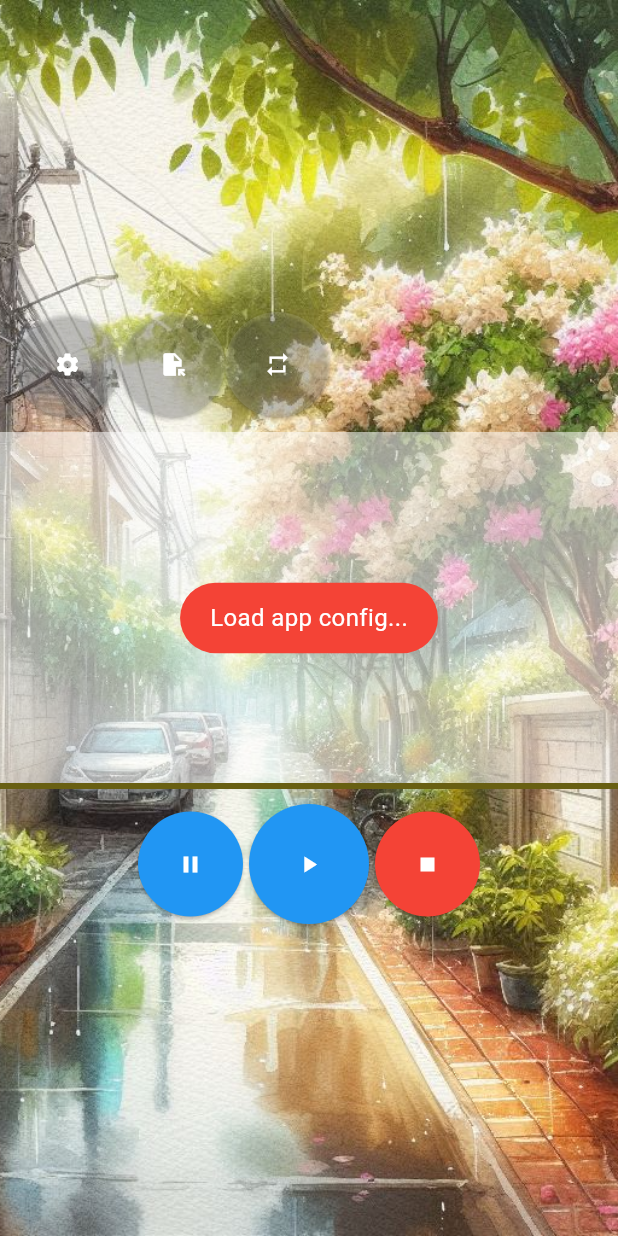
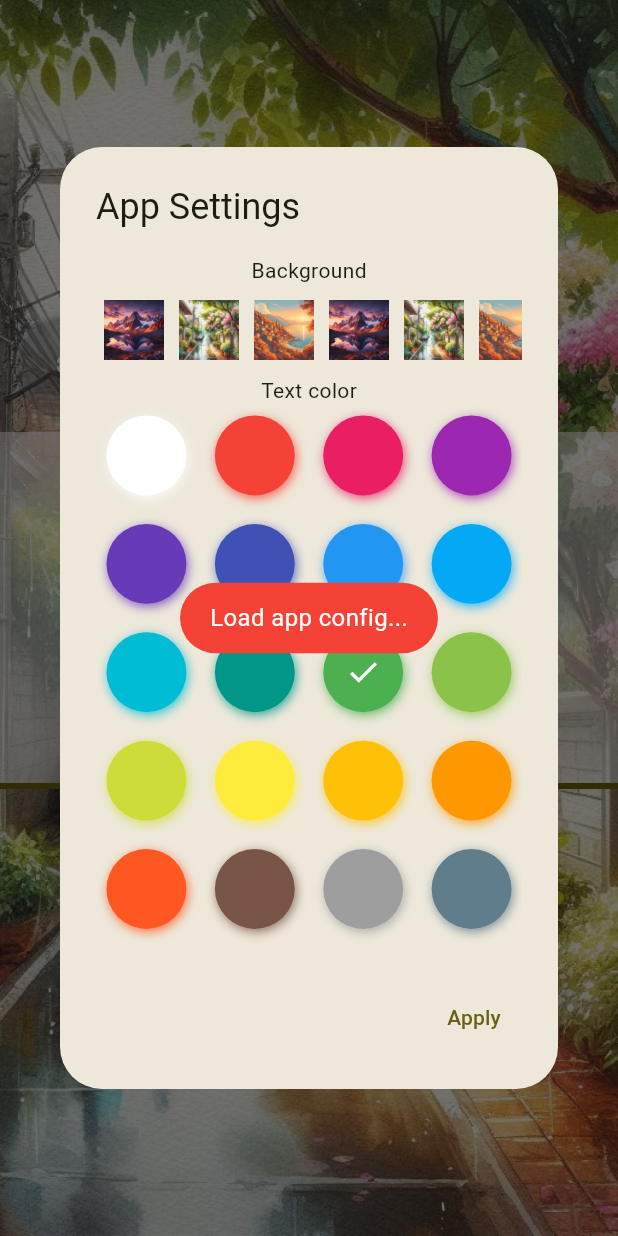
Before and after one commit to tranthehuy/flutter-music-player, a Flutter app: the screen it shows after launch, after a tap on the "settings" icon, on a phone screen of 412 x 824 dp. Run offline on Flutter 3.47's test engine with Material 3 defaults, Android fonts, the phone set to English and light mode, and no system bars; drawn by our look-alikes of flutter_colorpicker; our stand-ins replace audioplayers, file_picker, fluttertoast.

Commit message:
Add settings dialog

```diff
--- /dev/null
+++ b/lib/components/settings.dart
@@ -0,0 +1,86 @@
+import 'package:flutter/material.dart';
+import 'package:flutter_colorpicker/flutter_colorpicker.dart';
+
+class SettingsDialog {
+  late BuildContext context;
+  SettingsDialog(this.context);
+
+  void changeColor(Color color) {
+    print(color);
+  }
+
+  Future<void> show() async {
+    return showDialog<void>(
+      context: context,
+      barrierDismissible: false, // user must tap button!
+      builder: (BuildContext context) {
+        return AlertDialog(
+          title: const Text('App Settings'),
+          content: Column(
+            mainAxisSize: MainAxisSize.min,
+            children: [
+              Text('Background'),
+              Container(
+                  margin: EdgeInsets.symmetric(vertical: 5.0),
+                  height: 50.0,
+                  child: SizedBox(
+                      width: double.maxFinite,
+                      child: ListView.builder(
+                        scrollDirection: Axis.horizontal,
+                        itemCount: 10,
+                        itemBuilder: (_, i) {
+                          return GestureDetector(
+                              onTap: () => {print('choose ' + i.toString())},
+                              child: Container(
+                                  margin: EdgeInsets.all(5),
+                                  child: Image(
+                                      image: AssetImage('assets/bg' +
+                                          (i % 3 + 1).toString() +
+                                          '.jpg')))
+                          );
+                        },
+                      ))),
+              Text('Text color'),
+              SingleChildScrollView(
+                  child: BlockPicker(
+                pickerColor: Colors.green,
+                onColorChanged: changeColor,
+                availableColors: [
+                  Colors.white,
+                  Colors.red,
+                  Colors.pink,
+                  Colors.purple,
+                  Colors.deepPurple,
+                  Colors.indigo,
+                  Colors.blue,
+                  Colors.lightBlue,
+                  Colors.cyan,
+                  Colors.teal,
+                  Colors.green,
+                  Colors.lightGreen,
+                  Colors.lime,
+                  Colors.yellow,
+                  Colors.amber,
+                  Colors.orange,
+                  Colors.deepOrange,
+                  Colors.brown,
+                  Colors.grey,
+                  Colors.blueGrey,
+                  Colors.black,
+                ],
+              )),
+            ],
+          ),
+          actions: <Widget>[
+            TextButton(
+              child: const Text('Apply'),
+              onPressed: () {
+                Navigator.of(context).pop();
+              },
+            ),
+          ],
+        );
+      },
+    );
+  }
+}
--- a/lib/pages/player.dart
+++ b/lib/pages/player.dart
@@ -1,6 +1,7 @@
 import 'package:audioplayers/audioplayers.dart';
 import 'package:file_picker/file_picker.dart';
 import 'package:flutter/material.dart';
+import 'package:play_music/components/settings.dart';
 import 'package:play_music/utils/configs.dart';
 
 import 'package:fluttertoast/fluttertoast.dart';
@@ -27,22 +28,7 @@ class _PlayerState extends State<Player> {
   void initState() {
     super.initState();
     loadSettings();
-    audioPlayer = AudioPlayer();
-    audioPlayer!.onPlayerStateChanged.listen((PlayerState s) => {
-          setState(() {
-            mode = s;
-          })
-        });
-    audioPlayer!.onDurationChanged.listen((Duration d) => {
-          setState(() {
-            length = d.inSeconds;
-          })
-        });
-    audioPlayer!.onPositionChanged.listen((Duration p) => {
-          setState(() {
-            current = p.inSeconds;
-          })
-        });
+    setAudioHandlers();
   }
 
   Future<void> playAudio(String filePath) async {
@@ -55,6 +41,25 @@ class _PlayerState extends State<Player> {
     } else {
       audioPlayer!.setReleaseMode(ReleaseMode.release);
     }
+  }
+
+  void setAudioHandlers() {
+    audioPlayer = AudioPlayer();
+    audioPlayer!.onPlayerStateChanged.listen((PlayerState s) => {
+      setState(() {
+        mode = s;
+      })
+    });
+    audioPlayer!.onDurationChanged.listen((Duration d) => {
+      setState(() {
+        length = d.inSeconds;
+      })
+    });
+    audioPlayer!.onPositionChanged.listen((Duration p) => {
+      setState(() {
+        current = p.inSeconds;
+      })
+    });
   }
 
   void loadSettings() async {
@@ -79,8 +84,8 @@ class _PlayerState extends State<Player> {
     });
   }
 
-  Future<void> saveSettings(String newFilePath, bool repeat) async {
-    final c = Config(newFilePath, repeat);
+  Future<void> saveSettings() async {
+    final c = Config(filePath ?? '', repeat);
     await Config.saveConfig(c);
   }
 
@@ -88,15 +93,13 @@ class _PlayerState extends State<Player> {
     final selected = await FileHandler.chooseFile();
     if (selected == null) return;
 
-    String newFilePath = selected!.path ?? '';
-
-    await saveSettings(newFilePath, repeat);
-
     setState(() {
       file = selected!;
       final str = selected!.path ?? '';
       filePath = str;
       fileName = str.split('/').last;
+
+      saveSettings();
     });
   }
 
@@ -118,6 +121,8 @@ class _PlayerState extends State<Player> {
                     fixedSize: MaterialStateProperty.all(Size(70, 70)),
                   ),
                   onPressed: () {
+                    final dialog = SettingsDialog(context);
+                    dialog.show();
                     loadSettings();
                   },
                   child: Icon(Icons.settings)),
@@ -145,7 +150,7 @@ class _PlayerState extends State<Player> {
                   onPressed: () {
                     setState(() {
                       repeat = !repeat;
-                      saveSettings(filePath!, repeat);
+                      saveSettings();
                       updateLoop();
                     });
                   },
--- a/lib/pages/splash.dart
+++ b/lib/pages/splash.dart
@@ -36,7 +36,7 @@ class _SplashScreenState extends State<SplashScreen> {
   }
 
   void startApp() {
-    Navigator.push(
+    Navigator.pushReplacement(
       context,
       MaterialPageRoute(
           builder: (context) => MyHomePage(title: 'Music Player')),
--- a/pubspec.yaml
+++ b/pubspec.yaml
@@ -35,6 +35,7 @@ dependencies:
   flutter:
     sdk: flutter
 
+  flutter_colorpicker: ^1.0.3
   flutter_launcher_icons: ^0.13.1
   # The following adds the Cupertino Icons font to your application.
   # Use with the CupertinoIcons class for iOS style icons.
```
Also changed, not shown: pubspec.lock.
